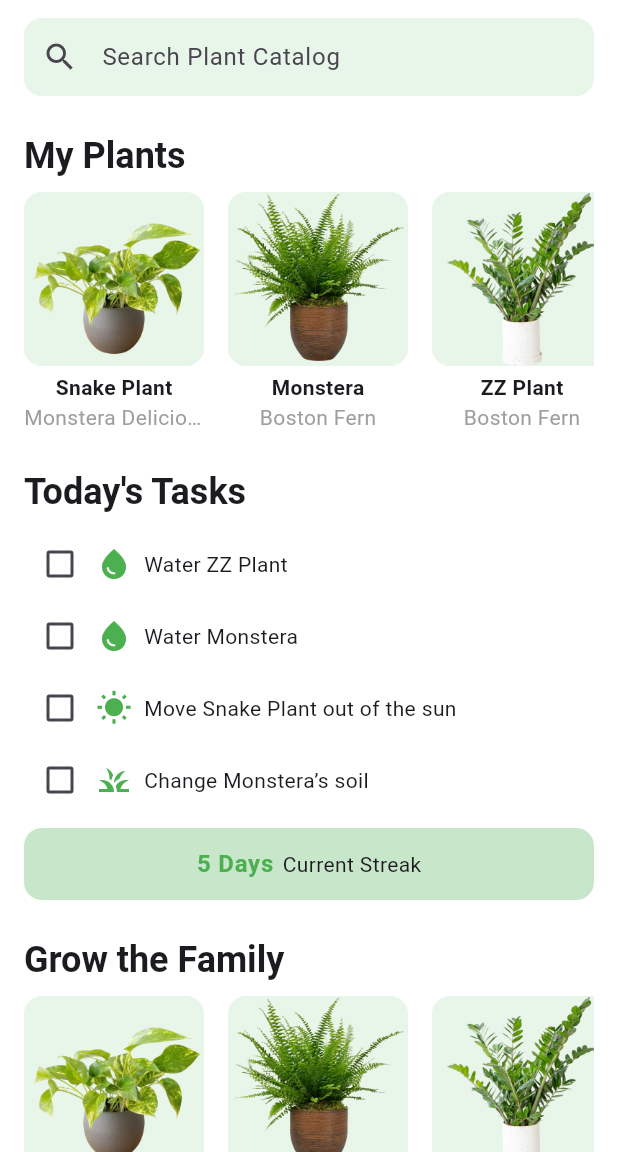
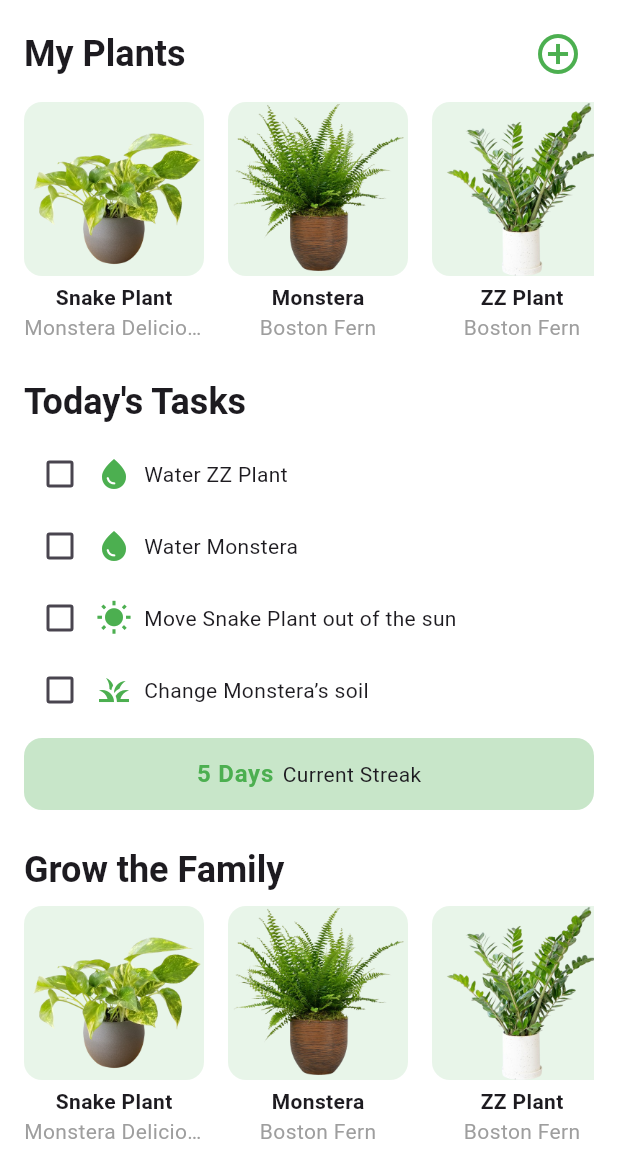
Before and after one commit to wokidoo/soen357, a Flutter app: the screen it shows after launch, on a phone screen of 412 x 824 dp, the part 84-1236 px from its top. Run offline on Flutter 3.47's test engine with Material 3 defaults, Android fonts, the phone set to English and light mode, and no system bars.

Commit message:
Added search page

```diff
--- a/lib/main.dart
+++ b/lib/main.dart
@@ -2,6 +2,7 @@
 import './models/plant.dart';
 import './database/plant_database.dart';
 import 'plant_detail_page.dart';
+import 'plant_search_page.dart';
 
 void main() {
   runApp(const PlantApp());
@@ -18,7 +19,8 @@
         primarySwatch: Colors.green,
         scaffoldBackgroundColor: Colors.white,
       ),
-      home: DashboardPage(), // Removed const from DashboardPage since it holds non-const fields.
+      home:
+          DashboardPage(), // Removed const from DashboardPage since it holds non-const fields.
     );
   }
 }
@@ -76,35 +78,67 @@
           child: Column(
             crossAxisAlignment: CrossAxisAlignment.start,
             children: [
-
-
-              // ===== Search Bar =====
-              Container(
-                decoration: BoxDecoration(
-                  color: Colors.green.shade50,
-                  borderRadius: BorderRadius.circular(12),
-                ),
-                child: TextField(
-                  decoration: InputDecoration(
-                    hintText: "Search Plant Catalog",
-                    prefixIcon: const Icon(Icons.search),
-                    border: InputBorder.none,
-                    contentPadding: const EdgeInsets.symmetric(vertical: 14),
-                  ),
-                  onChanged: (value) {
-                    // Handle search logic
-                  },
-                ),
-              ),
-              const SizedBox(height: 24),
+              // // ===== Search Bar =====
+              // Container(
+              //   decoration: BoxDecoration(
+              //     color: Colors.green.shade50,
+              //     borderRadius: BorderRadius.circular(12),
+              //   ),
+              //   child: GestureDetector(
+              //     onTap: () {
+              //       Navigator.push(
+              //         context,
+              //         MaterialPageRoute(
+              //             builder: (context) => const PlantSearchPage()),
+              //       );
+              //     },
+              //     child: Container(
+              //       padding: const EdgeInsets.symmetric(
+              //           horizontal: 16, vertical: 14),
+              //       decoration: BoxDecoration(
+              //         color: Colors.green.shade50,
+              //         borderRadius: BorderRadius.circular(12),
+              //       ),
+              //       child: Row(
+              //         children: const [
+              //           Icon(Icons.search, color: Colors.black54),
+              //           SizedBox(width: 8),
+              //           Text(
+              //             "Search Plant Catalog",
+              //             style: TextStyle(color: Colors.black54),
+              //           ),
+              //         ],
+              //       ),
+              //     ),
+              //   ),
+              // ),
+              // const SizedBox(height: 24),
 
               // ===== My Plants Section =====
+              Row(
+                mainAxisAlignment: MainAxisAlignment.spaceBetween,
+                children: [
                   Text(
                     "My Plants",
                     style: Theme.of(context).textTheme.headlineSmall?.copyWith(
                           fontWeight: FontWeight.bold,
                         ),
                   ),
+                  IconButton(
+                    icon: const Icon(Icons.add_circle_outline),
+                    color: Colors.green,
+                    iconSize: 32,
+                    onPressed: () {
+                      Navigator.push(
+                        context,
+                        MaterialPageRoute(
+                            builder: (context) => const PlantSearchPage()),
+                      );
+                    },
+                  ),
+                ],
+              ),
+
               const SizedBox(height: 8),
               SizedBox(
                 height: 160,
@@ -130,8 +164,10 @@
               const TaskItem(label: "Water ZZ Plant", icon: Icons.water_drop),
               const TaskItem(label: "Water Monstera", icon: Icons.water_drop),
               const TaskItem(
-                  label: "Move Snake Plant out of the sun", icon: Icons.wb_sunny),
-              const TaskItem(label: "Change Monstera’s soil", icon: Icons.grass),
+                  label: "Move Snake Plant out of the sun",
+                  icon: Icons.wb_sunny),
+              const TaskItem(
+                  label: "Change Monstera’s soil", icon: Icons.grass),
               const SizedBox(height: 8),
 
               // ===== Streak Info =====
@@ -185,7 +221,6 @@
   }
 }
 
-
 class PlantCard extends StatelessWidget {
   final Plant plant;
   const PlantCard({Key? key, required this.plant}) : super(key: key);
@@ -193,8 +228,8 @@
   @override
   Widget build(BuildContext context) {
     // Determine the image provider based on the imageUrl.
-    final ImageProvider imageProvider = (plant.imageUrl != null &&
-            plant.imageUrl!.startsWith("assets/"))
+    final ImageProvider imageProvider =
+        (plant.imageUrl != null && plant.imageUrl!.startsWith("assets/"))
             ? AssetImage(plant.imageUrl!) as ImageProvider
             : NetworkImage(plant.imageUrl ?? '');
 
```
Also changed, not shown: lib/plant_search_page.dart (added, +80 -0 lines). Lines whose indentation alone changed are shown as unchanged.
